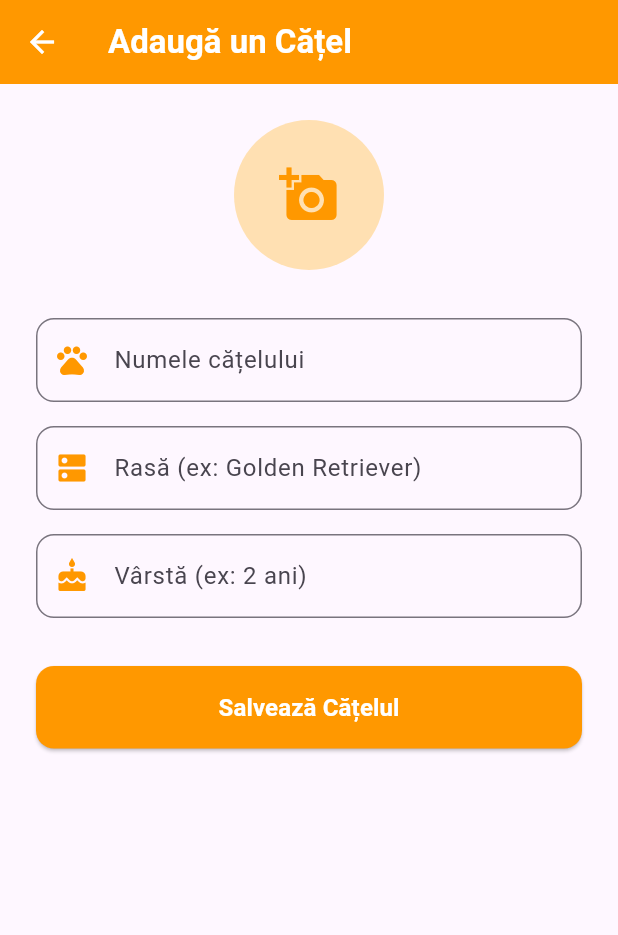
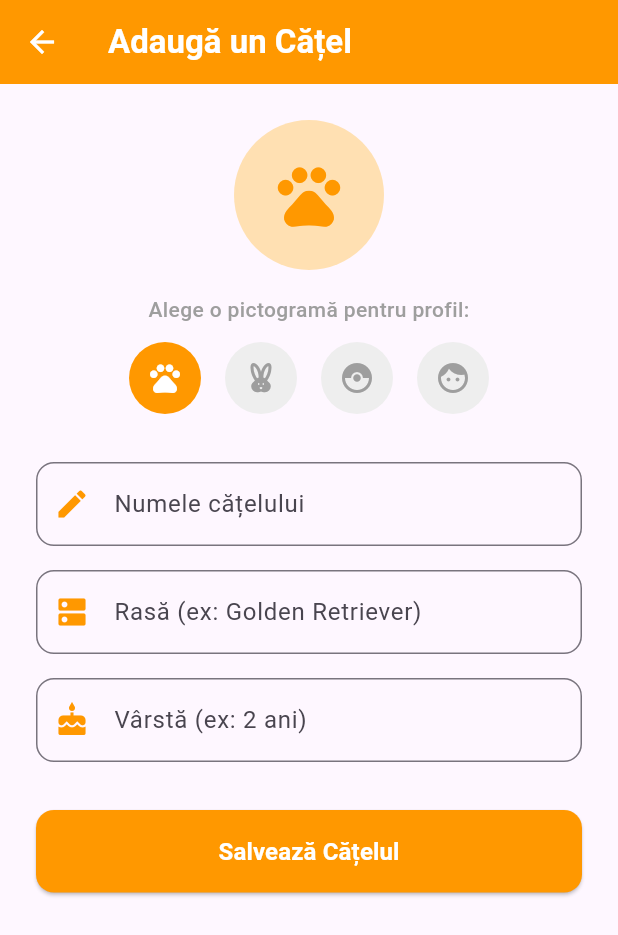
Before and after one commit to bogdanbadea2011-cmd/paws_now, a Flutter app: the AddDogScreen screen opened directly, on a phone screen of 412 x 824 dp. Shown: the top 935 px of the screen. Run offline on Flutter 3.47's test engine with Material 3 defaults, Android fonts, the phone set to English and light mode, and no system bars.

Commit message:
Adaugat selector dinamic de avatare live in ecranul de adaugare catel

```diff
--- a/lib/add_dog_screen.dart
+++ b/lib/add_dog_screen.dart
@@ -13,9 +13,19 @@ class _AddDogScreenState extends State<AddDogScreen> {
   final _breedController = TextEditingController();
   final _ageController = TextEditingController();
 
+  // Pictograma implicită selectată pentru cățel
+  IconData _selectedDogIcon = Icons.pets;
+
+  // Listă de pictograme de căței disponibile pentru selectat rapid
+  final List<IconData> _availableIcons = [
+    Icons.pets,
+    Icons.cruelty_free,
+    Icons.catching_pokemon,
+    Icons.face,
+  ];
+
   void _saveDog() {
     if (_formKey.currentState!.validate()) {
-      // Trimitem datele cățelului înapoi ca un dicționar (Map)
       Navigator.pop(context, {
         'name': _nameController.text.trim(),
         'breed': _breedController.text.trim(),
@@ -50,23 +60,59 @@ class _AddDogScreenState extends State<AddDogScreen> {
           child: Column(
             crossAxisAlignment: CrossAxisAlignment.stretch,
             children: [
+              // Previzualizare Avatar Cățel (se schimbă live!)
               Center(
                 child: CircleAvatar(
                   radius: 50,
                   backgroundColor: Colors.orange.shade100,
-                  child: const Icon(
-                    Icons.add_a_photo,
-                    size: 40,
+                  child: Icon(
+                    _selectedDogIcon,
+                    size: 50,
                     color: Colors.orange,
                   ),
                 ),
               ),
+              const SizedBox(height: 16),
+
+              // Selector de Avatar
+              const Text(
+                'Alege o pictogramă pentru profil:',
+                textAlign: TextAlign.center,
+                style: TextStyle(fontSize: 14, color: Colors.grey, fontWeight: FontWeight.w500),
+              ),
+              const SizedBox(height: 12),
+              Row(
+                mainAxisAlignment: MainAxisAlignment.center,
+                children: _availableIcons.map((icon) {
+                  final isSelected = _selectedDogIcon == icon;
+                  return Padding(
+                    padding: const EdgeInsets.symmetric(horizontal: 8.0),
+                    child: GestureDetector(
+                      onTap: () {
+                        setState(() {
+                          _selectedDogIcon = icon; // Schimbă avatarul de sus pe loc!
+                        });
+                      },
+                      child: CircleAvatar(
+                        radius: 24,
+                        backgroundColor: isSelected ? Colors.orange : Colors.grey.shade200,
+                        child: Icon(
+                          icon,
+                          color: isSelected ? Colors.white : Colors.grey,
+                        ),
+                      ),
+                    ),
+                  );
+                }).toList(),
+              ),
               const SizedBox(height: 32),
+
+              // Câmpuri Formular
               TextFormField(
                 controller: _nameController,
                 decoration: InputDecoration(
                   labelText: 'Numele cățelului',
-                  prefixIcon: const Icon(Icons.pets, color: Colors.orange),
+                  prefixIcon: const Icon(Icons.edit, color: Colors.orange),
                   border: OutlineInputBorder(borderRadius: BorderRadius.circular(12)),
                 ),
                 validator: (value) => (value == null || value.trim().isEmpty) ? 'Introdu un nume' : null,
```
